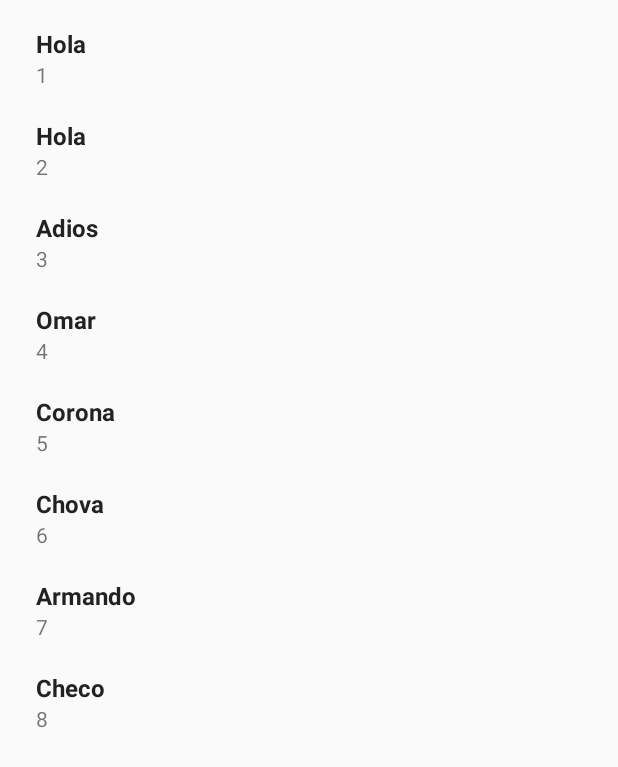
After one commit to CrostiPerez/PR, an Android app: the ProcessesMain screen opened directly, with no data from a screen before it, on a phone screen of 412 x 824 dp. The commit adds this screen. Shown: the top 767 px of the screen. Run offline under Robolectric (Android 15) with nearby library versions, the phone set to English and light mode, and no system bars.

Commit message:
RecyclerView aniadida con ClickListener (Lo que esta en el recyclerView son solo ejemplos).

```diff
--- a/app/build.gradle
+++ b/app/build.gradle
@@ -31,4 +31,5 @@ dependencies {
     implementation 'com.github.barteksc:android-pdf-viewer:2.3.0'
     implementation 'org.apache.commons:commons-io:1.3.2'
     implementation 'com.loopj.android:android-async-http:1.4.9'
+    implementation 'com.android.support:recyclerview-v7:26.1.0'
 }
--- a/app/src/main/AndroidManifest.xml
+++ b/app/src/main/AndroidManifest.xml
@@ -34,7 +34,8 @@
         <activity android:name=".ScanActivity" />
         <activity android:name=".Cronometro" />
         <activity android:name=".PDFActivity" />
-        <activity android:name=".MainActivity"/>
+        <activity android:name=".MainActivity" />
+        <activity android:name=".ProcessesMain"></activity>
     </application>
 
 </manifest>
--- a/app/src/main/java/com/example/qwerty/qrcodeejemplo/MainActivity.java
+++ b/app/src/main/java/com/example/qwerty/qrcodeejemplo/MainActivity.java
@@ -69,10 +69,11 @@ public class MainActivity extends AppCompatActivity {
         progress.setVisibility(View.INVISIBLE);
         if (requestCode == REQUEST_CODE && resultCode == RESULT_OK && type == CHRONOMETER) {
             if (data != null) {
-                final Barcode barcode =data.getParcelableExtra("barcode");
+                final Barcode barcode = data.getParcelableExtra("barcode");
                 RequestParams params = new RequestParams();
                 params.put("id", barcode.displayValue);
                 doSomeNetworking(params);
+
             }
         }
         else if(requestCode == REQUEST_CODE && resultCode == RESULT_OK && type == PDF){
@@ -90,8 +91,10 @@ public class MainActivity extends AppCompatActivity {
                 Pieza pieza = null;
                 try {
                     if (response.length() == 1) {
+                        Intent intent = new Intent(MainActivity.this, ProcessesMain.class);
+                        //startActivity(intent2);
                         pieza = Pieza.fromJSON(response.getJSONObject(0));
-                        Intent intent = new Intent(getApplicationContext(), Cronometro.class);
+                        //Intent intent = new Intent(getApplicationContext(), Cronometro.class);
                         intent.putExtra("piece_id", pieza.getId());
                         intent.putExtra("model_id", pieza.getModel_id());
                         intent.putExtra("piece_name", pieza.getName());
--- /dev/null
+++ b/app/src/main/java/com/example/qwerty/qrcodeejemplo/ProcessesAdapter.java
@@ -0,0 +1,68 @@
+package com.example.qwerty.qrcodeejemplo;
+
+import android.content.Context;
+import android.content.Intent;
+import android.support.v7.widget.RecyclerView;
+import android.view.LayoutInflater;
+import android.view.View;
+import android.view.ViewGroup;
+import android.widget.TextView;
+
+import java.util.ArrayList;
+
+public class ProcessesAdapter extends RecyclerView.Adapter<ProcessesAdapter.ProcessViewHolder>{
+
+    private ArrayList<ProcessesList> processesList;
+    private Pieza pieza;
+    private Context mContext;
+
+
+    public class ProcessViewHolder extends RecyclerView.ViewHolder {
+        public TextView processID, processName;
+
+        public  ProcessViewHolder(View view){
+            super(view);
+            processID = (TextView)view.findViewById(R.id.processID);
+            processName = (TextView)view.findViewById(R.id.processName);
+        }
+    }
+
+    public ProcessesAdapter(ArrayList<ProcessesList> processesList, Pieza pieza, Context context){
+        this.processesList = processesList;
+        this.pieza = pieza;
+        this.mContext = context;
+    }
+
+    @Override
+    public ProcessViewHolder onCreateViewHolder(ViewGroup parent, int viewType) {
+        View view = LayoutInflater.from(parent.getContext())
+                .inflate(R.layout.processes_list_row, parent, false);
+
+        return new ProcessViewHolder(view);
+    }
+
+    @Override
+    public void onBindViewHolder(ProcessViewHolder holder, int position) {
+        ProcessesList process = processesList.get(position);
+        holder.processID.setText(process.getProcessID() + "");
+        holder.processName.setText(process.getProcessName());
+        holder.itemView.setOnClickListener(new View.OnClickListener() {
+            @Override
+            public void onClick(View v) {
+                Intent intent = new Intent(mContext, Cronometro.class);
+                intent.putExtra("piece_id", pieza.getId());
+                intent.putExtra("model_id", pieza.getModel_id());
+                intent.putExtra("piece_name", pieza.getName());
+                intent.putExtra("piece_processes", pieza.getProcesses().toString());
+                intent.putExtra("muertes", pieza.getMuertes());
+                mContext.startActivity(intent);
+            }
+        });
+    }
+
+    @Override
+    public int getItemCount() {
+        return processesList.size();
+    }
+
+}
--- /dev/null
+++ b/app/src/main/java/com/example/qwerty/qrcodeejemplo/ProcessesList.java
@@ -0,0 +1,34 @@
+package com.example.qwerty.qrcodeejemplo;
+
+public class ProcessesList {
+
+    private String processName;
+    private int processID;
+
+
+    public ProcessesList() {
+    }
+
+    public ProcessesList(int processID, String processName) {
+        this.processName = processName;
+        this.processID = processID;
+    }
+
+
+    public String getProcessName() {
+        return processName;
+    }
+
+    public void setProcessName(String processName) {
+        this.processName = processName;
+    }
+
+    public int getProcessID() {
+        return processID;
+    }
+
+    public void setProcessID(int processID) {
+        this.processID = processID;
+    }
+
+}
--- /dev/null
+++ b/app/src/main/java/com/example/qwerty/qrcodeejemplo/ProcessesMain.java
@@ -0,0 +1,65 @@
+package com.example.qwerty.qrcodeejemplo;
+
+import android.os.Bundle;
+import android.support.v7.app.AppCompatActivity;
+import android.support.v7.widget.DefaultItemAnimator;
+import android.support.v7.widget.LinearLayoutManager;
+import android.support.v7.widget.RecyclerView;
+import android.support.v7.widget.Toolbar;
+
+import java.util.ArrayList;
+import java.util.List;
+
+public class ProcessesMain extends AppCompatActivity {
+
+    RecyclerView recyclerView;
+    RecyclerView.LayoutManager mLayoutManager;
+    ProcessesAdapter adapter;
+    Pieza pieza;
+
+    @Override
+    protected void onCreate(Bundle savedInstanceState) {
+        super.onCreate(savedInstanceState);
+        setContentView(R.layout.activity_processes_main);
+
+        pieza = Pieza.fromIntent(getIntent());
+
+        recyclerView = (RecyclerView) findViewById(R.id.recycler_view);
+        mLayoutManager = new LinearLayoutManager(this);
+        adapter = new ProcessesAdapter(prepareData(), pieza, this);
+
+        recyclerView.setLayoutManager(mLayoutManager);
+        recyclerView.setAdapter(adapter);
+    }
+
+    public ArrayList<ProcessesList> prepareData() {
+
+        ArrayList<ProcessesList> processesList = new ArrayList<>();
+
+        ProcessesList process = new ProcessesList(1 , "Hola");
+        processesList.add(process);
+
+        process = new ProcessesList(2, "Hola");
+        processesList.add(process);
+
+        process = new ProcessesList(3, "Adios");
+        processesList.add(process);
+
+        process = new ProcessesList(4, "Omar");
+        processesList.add(process);
+
+        process = new ProcessesList(5, "Corona");
+        processesList.add(process);
+
+        process = new ProcessesList(6, "Chova");
+        processesList.add(process);
+
+        process = new ProcessesList(7, "Armando");
+        processesList.add(process);
+
+        process = new ProcessesList(8, "Checo");
+        processesList.add(process);
+
+        return processesList;
+    }
+}
--- /dev/null
+++ b/app/src/main/res/layout/activity_processes_main.xml
@@ -0,0 +1,25 @@
+<?xml version="1.0" encoding="utf-8"?>
+<android.support.constraint.ConstraintLayout xmlns:android="http://schemas.android.com/apk/res/android"
+    xmlns:app="http://schemas.android.com/apk/res-auto"
+    xmlns:tools="http://schemas.android.com/tools"
+    android:layout_width="match_parent"
+    android:layout_height="match_parent"
+    tools:context=".ProcessesMain">
+
+    <android.support.v7.widget.RecyclerView
+        android:id="@+id/recycler_view"
+        android:layout_width="match_parent"
+        android:layout_height="match_parent"
+        android:layout_marginBottom="8dp"
+        android:layout_marginEnd="8dp"
+        android:layout_marginLeft="8dp"
+        android:layout_marginRight="8dp"
+        android:layout_marginStart="8dp"
+        android:layout_marginTop="8dp"
+        android:scrollbars="vertical"
+        app:layout_constraintBottom_toBottomOf="parent"
+        app:layout_constraintEnd_toEndOf="parent"
+        app:layout_constraintStart_toStartOf="parent"
+        app:layout_constraintTop_toTopOf="parent" />
+
+</android.support.constraint.ConstraintLayout>
--- /dev/null
+++ b/app/src/main/res/layout/processes_list_row.xml
@@ -0,0 +1,30 @@
+<?xml version="1.0" encoding="utf-8"?>
+<RelativeLayout xmlns:android="http://schemas.android.com/apk/res/android"
+    android:layout_width="match_parent"
+    android:layout_height="wrap_content"
+    android:background="?android:attr/selectableItemBackground"
+    android:clickable="true"
+    android:focusable="true"
+    android:orientation="vertical"
+    android:paddingBottom="10dp"
+    android:paddingLeft="16dp"
+    android:paddingRight="16dp"
+    android:paddingTop="10dp">
+
+    <TextView
+        android:id="@+id/processName"
+        android:layout_width="match_parent"
+        android:layout_height="wrap_content"
+        android:layout_alignParentTop="true"
+        android:textColor="#222222"
+        android:textSize="16sp"
+        android:textStyle="bold" />
+
+    <TextView
+        android:id="@+id/processID"
+        android:layout_width="match_parent"
+        android:layout_height="wrap_content"
+        android:layout_below="@id/processName" />
+
+
+</RelativeLayout>
```
